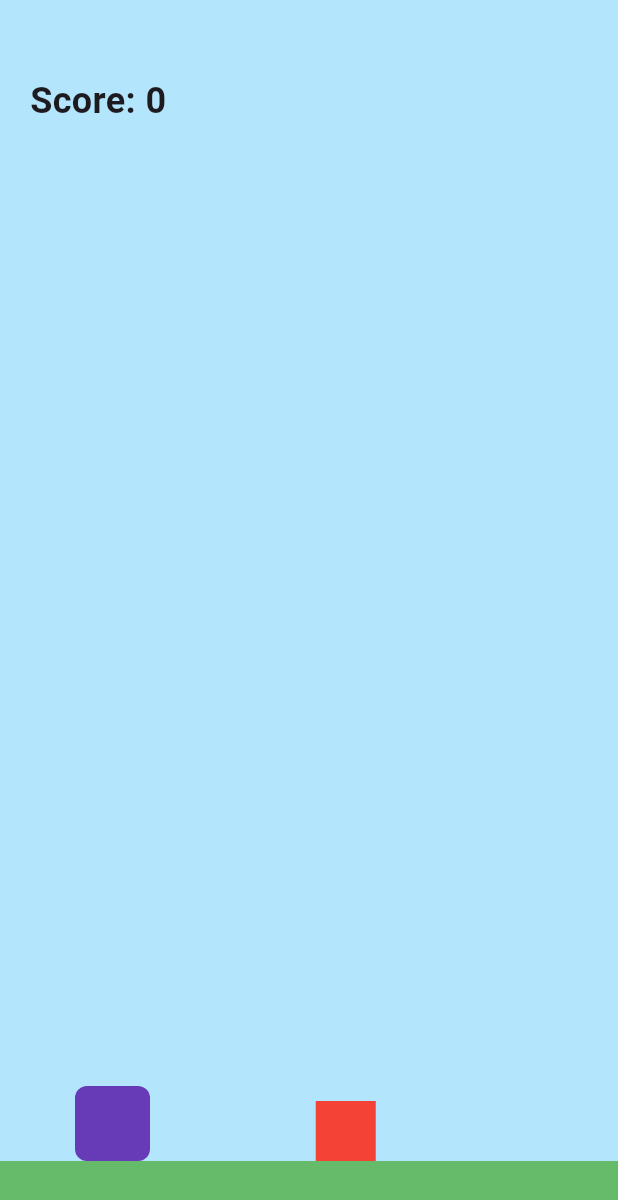
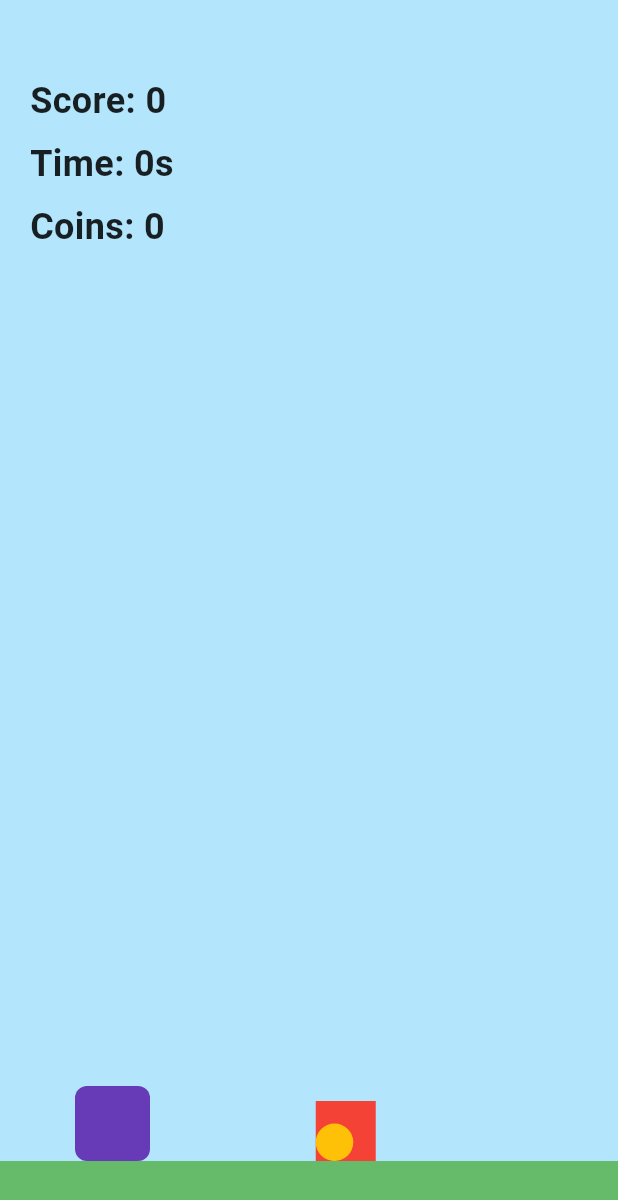
Before and after one commit to could-ai/019a4f16-1a3d-738c-8748-f3a8a8ac542d, a Flutter app: the screen it shows after launch, on a phone screen of 412 x 824 dp. Shown: the top 1200 px of the screen. Run offline on Flutter 3.47's test engine with Material 3 defaults, Android fonts, the phone set to English and light mode, and no system bars.

Commit message:
I have updated the game to be never-ending by removing the collision detection with obstacles and the 'Game Over' state. I also added a timer to show how long the character has been running, and implemented a system for coins to appear on the road for the character to collect. The score, time, and collected coins are now displayed on the top-left of the screen.

```diff
--- a/usr/lib/main.dart
+++ b/usr/lib/main.dart
@@ -1,4 +1,5 @@
 import 'dart:async';
+import 'dart:math';
 import 'package:flutter/material.dart';
 
 void main() {
@@ -34,6 +35,8 @@ class _GameScreenState extends State<GameScreen> with SingleTickerProviderStateM
   static const double groundHeight = 50;
   static const double obstacleWidth = 40;
   static const double obstacleHeight = 40;
+  static const double coinWidth = 25;
+  static const double coinHeight = 25;
   static const double gravity = 0.6;
   static const double jumpStrength = -15.0;
 
@@ -44,11 +47,13 @@ class _GameScreenState extends State<GameScreen> with SingleTickerProviderStateM
   bool _isSliding = false;
 
   final List<Rect> _obstacles = [];
+  final List<Rect> _coins = [];
   double _gameSpeed = 5.0;
   int _score = 0;
-  bool _gameOver = false;
+  int _coinsCollected = 0;
 
   Timer? _speedIncreaseTimer;
+  final Stopwatch _stopwatch = Stopwatch();
 
   @override
   void initState() {
@@ -68,20 +73,21 @@ class _GameScreenState extends State<GameScreen> with SingleTickerProviderStateM
       _isJumping = false;
       _isSliding = false;
       _obstacles.clear();
+      _coins.clear();
       _gameSpeed = 5.0;
       _score = 0;
-      _gameOver = false;
+      _coinsCollected = 0;
       _addObstacle();
+      _addCoin();
     });
     _controller.repeat();
     _speedIncreaseTimer?.cancel();
     _speedIncreaseTimer = Timer.periodic(const Duration(seconds: 5), (timer) {
-      if (!_gameOver) {
       setState(() {
         _gameSpeed += 0.5;
       });
-      }
     });
+    _stopwatch..reset()..start();
   }
 
   void _addObstacle() {
@@ -96,13 +102,21 @@ class _GameScreenState extends State<GameScreen> with SingleTickerProviderStateM
     );
   }
 
-  void _gameLoop() {
-    if (_gameOver) {
-      _controller.stop();
-      _speedIncreaseTimer?.cancel();
-      return;
+  void _addCoin() {
+    final screenWidth = MediaQuery.of(context).size.width;
+    // Add some randomness to coin spawning
+    final nextCoinX = _coins.isEmpty ? screenWidth : _coins.last.right + Random().nextInt(200) + 150;
+    _coins.add(
+      Rect.fromLTWH(
+        nextCoinX,
+        0, // Will be adjusted
+        coinWidth,
+        coinHeight,
+      ),
+    );
   }
 
+  void _gameLoop() {
     // Character physics
     if (_isJumping) {
       _characterVelocityY += gravity;
@@ -128,8 +142,23 @@ class _GameScreenState extends State<GameScreen> with SingleTickerProviderStateM
       }
     }
 
+    // Coin movement and management
+    for (int i = _coins.length - 1; i >= 0; i--) {
+      final coin = _coins[i];
+      final newLeft = coin.left - _gameSpeed;
+      _coins[i] = coin.translate(newLeft - coin.left, 0);
+
+      if (newLeft < -coinWidth) {
+        _coins.removeAt(i);
+      }
+    }
+
     if (_obstacles.isEmpty || (screenWidth - _obstacles.last.left) > 300) {
       _addObstacle();
+    }
+
+    if (_coins.isEmpty || (screenWidth - _coins.last.left) > 400) {
+      _addCoin();
     }
 
     // Collision detection
@@ -140,19 +169,23 @@ class _GameScreenState extends State<GameScreen> with SingleTickerProviderStateM
       _isSliding ? characterHeight / 2 : characterHeight,
     );
 
-    for (final obstacle in _obstacles) {
-       final obstacleOnGroundRect = Rect.fromLTWH(
-         obstacle.left,
-         MediaQuery.of(context).size.height - groundHeight - obstacle.height,
-         obstacle.width,
-         obstacle.height
+    // Coin collection
+    for (int i = _coins.length - 1; i >= 0; i--) {
+      final coin = _coins[i];
+      final coinOnGroundRect = Rect.fromLTWH(
+        coin.left,
+        MediaQuery.of(context).size.height - groundHeight - coin.height,
+        coin.width,
+        coin.height
       );
-      if (characterRect.overlaps(obstacleOnGroundRect)) {
+      if (characterRect.overlaps(coinOnGroundRect)) {
         setState(() {
-          _gameOver = true;
+          _coinsCollected++;
+          _coins.removeAt(i);
         });
       }
     }
+
 
     setState(() {});
   }
@@ -185,14 +218,12 @@ class _GameScreenState extends State<GameScreen> with SingleTickerProviderStateM
   void dispose() {
     _controller.dispose();
     _speedIncreaseTimer?.cancel();
+    _stopwatch.stop();
     super.dispose();
   }
 
   @override
   Widget build(BuildContext context) {
-    final screenHeight = MediaQuery.of(context).size.height;
-    final screenWidth = MediaQuery.of(context).size.width;
-
     return Scaffold(
       body: GestureDetector(
         onTap: _jump,
@@ -245,47 +276,44 @@ class _GameScreenState extends State<GameScreen> with SingleTickerProviderStateM
               );
             }).toList(),
 
-            // Score
+            // Coins
+            ..._coins.map((coin) {
+              return Positioned(
+                bottom: groundHeight,
+                left: coin.left,
+                child: Container(
+                  width: coin.width,
+                  height: coin.height,
+                  decoration: const BoxDecoration(
+                    color: Colors.amber,
+                    shape: BoxShape.circle,
+                  ),
+                ),
+              );
+            }).toList(),
+
+            // Score, Timer, and Coins UI
             Positioned(
               top: 50,
               left: 20,
-              child: Text(
+              child: Column(
+                crossAxisAlignment: CrossAxisAlignment.start,
+                children: [
+                  Text(
                     'Score: $_score',
-                style: const TextStyle(fontSize: 24, fontWeight: FontWeight.bold),
+                    style: const TextStyle(fontSize: 24, fontWeight: FontWeight.bold, color: Colors.black87),
                   ),
+                  const SizedBox(height: 8),
+                  Text(
+                    'Time: ${_stopwatch.elapsed.inSeconds}s',
+                    style: const TextStyle(fontSize: 24, fontWeight: FontWeight.bold, color: Colors.black87),
                   ),
-
-            // Game Over Screen
-            if (_gameOver)
-              Container(
-                color: Colors.black.withOpacity(0.5),
-                child: Center(
-                  child: Column(
-                    mainAxisAlignment: MainAxisAlignment.center,
-                    children: [
-                      const Text(
-                        'Game Over',
-                        style: TextStyle(
-                          fontSize: 48,
-                          fontWeight: FontWeight.bold,
-                          color: Colors.white,
-                        ),
-                      ),
-                      const SizedBox(height: 20),
+                  const SizedBox(height: 8),
                   Text(
-                        'Your Score: $_score',
-                        style: const TextStyle(
-                          fontSize: 24,
-                          color: Colors.white,
-                        ),
-                      ),
-                      const SizedBox(height: 40),
-                      ElevatedButton(
-                        onPressed: startGame,
-                        child: const Text('Restart Game'),
+                    'Coins: $_coinsCollected',
+                    style: const TextStyle(fontSize: 24, fontWeight: FontWeight.bold, color: Colors.black87),
                   ),
                 ],
-                  ),
               ),
             ),
           ],
```
Lines whose indentation alone changed are shown as unchanged.
